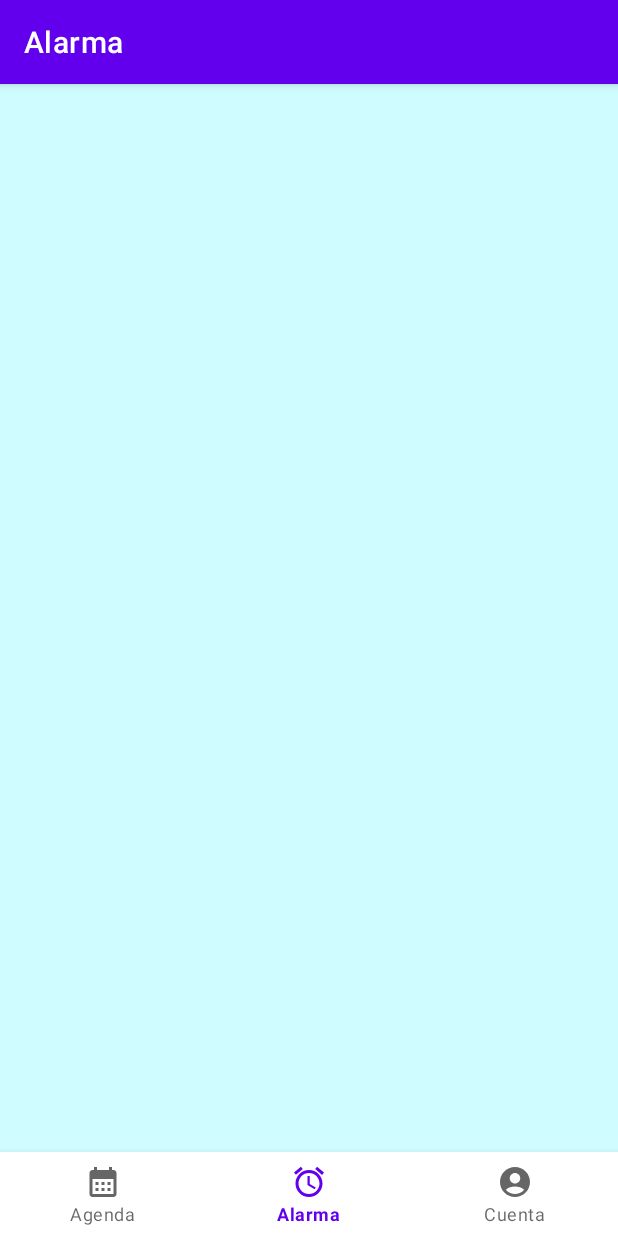
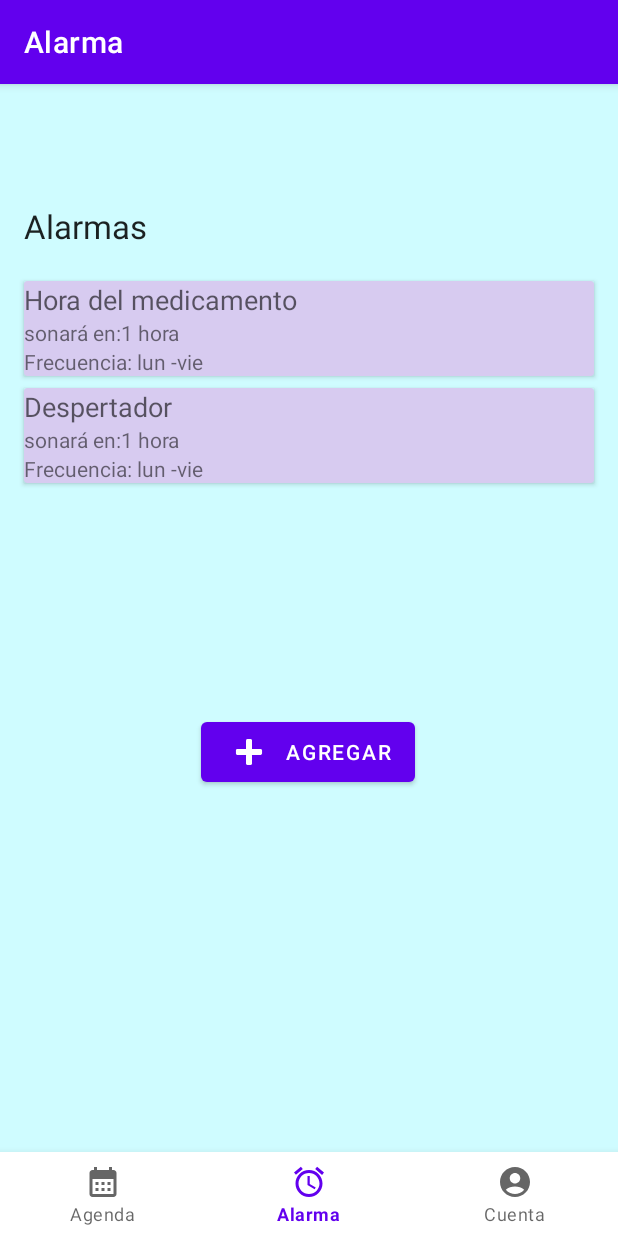
Before and after one commit to vegamann/alarma-movil, an Android app: the DashboardFragment screen opened through its navigation route, on a phone screen of 412 x 824 dp. Run offline under Robolectric (Android 15) with nearby library versions, the phone set to English and light mode, and no system bars; our stand-ins replace navigation-ui.

Commit message:
crear alarma terminada

```diff
--- a/app/src/main/res/layout/activity_main.xml
+++ b/app/src/main/res/layout/activity_main.xml
@@ -10,28 +10,28 @@
 
     <EditText
         android:id="@+id/editTextTextPassword"
-        android:layout_width="222dp"
-        android:layout_height="37dp"
+        android:layout_width="220dp"
+        android:layout_height="24dp"
         android:background="@color/white"
         android:ems="10"
         android:hint="contraseña"
         android:inputType="textPassword"
         app:layout_constraintBottom_toBottomOf="parent"
         app:layout_constraintEnd_toEndOf="parent"
-        app:layout_constraintHorizontal_bias="0.497"
+        app:layout_constraintHorizontal_bias="0.554"
         app:layout_constraintStart_toStartOf="parent"
         app:layout_constraintTop_toTopOf="parent"
-        app:layout_constraintVertical_bias="0.553" />
+        app:layout_constraintVertical_bias="0.527" />
 
     <TextView
         android:id="@+id/textView"
         android:layout_width="wrap_content"
         android:layout_height="wrap_content"
-        android:layout_marginBottom="16dp"
+        android:layout_marginBottom="24dp"
         android:text="nombre de usuario o correo"
         app:layout_constraintBottom_toTopOf="@+id/editTextTextPassword"
         app:layout_constraintEnd_toEndOf="parent"
-        app:layout_constraintHorizontal_bias="0.407"
+        app:layout_constraintHorizontal_bias="0.445"
         app:layout_constraintStart_toStartOf="parent"
         app:layout_constraintTop_toTopOf="parent"
         app:layout_constraintVertical_bias="1.0" />
@@ -44,10 +44,10 @@
         android:text="digite su contraseña "
         app:layout_constraintBottom_toBottomOf="parent"
         app:layout_constraintEnd_toEndOf="parent"
-        app:layout_constraintHorizontal_bias="0.345"
+        app:layout_constraintHorizontal_bias="0.377"
         app:layout_constraintStart_toStartOf="parent"
         app:layout_constraintTop_toBottomOf="@+id/editTextTextPassword"
-        app:layout_constraintVertical_bias="0.01" />
+        app:layout_constraintVertical_bias="0.0" />
 
     <Button
         android:id="@+id/ingresar"
@@ -94,18 +94,18 @@
 
     <EditText
         android:id="@+id/editTextTextEmailAddress"
-        android:layout_width="209dp"
-        android:layout_height="35dp"
+        android:layout_width="wrap_content"
+        android:layout_height="wrap_content"
         android:background="@color/white"
         android:ems="10"
         android:hint="Usuario"
         android:inputType="textEmailAddress"
         app:layout_constraintBottom_toBottomOf="parent"
         app:layout_constraintEnd_toEndOf="parent"
-        app:layout_constraintHorizontal_bias="0.48"
+        app:layout_constraintHorizontal_bias="0.527"
         app:layout_constraintStart_toStartOf="parent"
         app:layout_constraintTop_toTopOf="parent"
-        app:layout_constraintVertical_bias="0.432" />
+        app:layout_constraintVertical_bias="0.439" />
 
     <ImageView
         android:id="@+id/imageView"
--- a/app/src/main/res/layout/activity_main2.xml
+++ b/app/src/main/res/layout/activity_main2.xml
@@ -26,9 +26,11 @@
         android:layout_height="match_parent"
         app:defaultNavHost="true"
         app:layout_constraintBottom_toTopOf="@id/nav_view"
+        app:layout_constraintHorizontal_bias="0.0"
         app:layout_constraintLeft_toLeftOf="parent"
         app:layout_constraintRight_toRightOf="parent"
         app:layout_constraintTop_toTopOf="parent"
+        app:layout_constraintVertical_bias="1.0"
         app:navGraph="@navigation/mobile_navigation" />
 
 </androidx.constraintlayout.widget.ConstraintLayout>
--- a/app/src/main/res/layout/fragment_dashboard.xml
+++ b/app/src/main/res/layout/fragment_dashboard.xml
@@ -4,4 +4,117 @@
     xmlns:tools="http://schemas.android.com/tools"
     android:layout_width="match_parent"
     android:layout_height="match_parent"
-    tools:context=".ui.dashboard.DashboardFragment"/>
+    tools:context=".ui.dashboard.DashboardFragment">
+
+    <TextView
+        android:id="@+id/textView8"
+        android:layout_width="118dp"
+        android:layout_height="27dp"
+        android:layout_marginStart="16dp"
+        android:text="Alarmas "
+        android:textAppearance="@style/TextAppearance.AppCompat.Large"
+        app:layout_constraintBottom_toBottomOf="parent"
+        app:layout_constraintEnd_toEndOf="parent"
+        app:layout_constraintHorizontal_bias="0.0"
+        app:layout_constraintStart_toStartOf="parent"
+        app:layout_constraintTop_toTopOf="parent"
+        app:layout_constraintVertical_bias="0.035" />
+
+    <androidx.cardview.widget.CardView
+        android:id="@+id/cardView2"
+        android:layout_width="0dp"
+        android:layout_height="wrap_content"
+        android:layout_marginStart="16dp"
+        android:layout_marginEnd="16dp"
+        app:cardBackgroundColor="#D7CBF0"
+        app:layout_constraintBottom_toBottomOf="parent"
+        app:layout_constraintEnd_toEndOf="parent"
+        app:layout_constraintHorizontal_bias="0.5"
+        app:layout_constraintStart_toStartOf="parent"
+        app:layout_constraintTop_toBottomOf="@+id/textView8"
+        app:layout_constraintVertical_bias="0.04000002">
+
+        <LinearLayout
+            android:layout_width="match_parent"
+            android:layout_height="match_parent"
+            android:orientation="vertical">
+
+            <TextView
+                android:id="@+id/textView9"
+                android:layout_width="wrap_content"
+                android:layout_height="wrap_content"
+                android:text="Hora del medicamento "
+                android:textAppearance="@style/TextAppearance.AppCompat.Medium" />
+
+            <TextView
+                android:id="@+id/textView14"
+                android:layout_width="match_parent"
+                android:layout_height="wrap_content"
+                android:text="sonará en:1 hora "
+                android:textAppearance="@style/TextAppearance.AppCompat.Small" />
+
+            <TextView
+                android:id="@+id/textView15"
+                android:layout_width="match_parent"
+                android:layout_height="match_parent"
+                android:text="Frecuencia: lun -vie"
+                android:textAppearance="@style/TextAppearance.AppCompat.Small" />
+        </LinearLayout>
+    </androidx.cardview.widget.CardView>
+
+    <androidx.cardview.widget.CardView
+        android:id="@+id/cardView3"
+        android:layout_width="0dp"
+        android:layout_height="wrap_content"
+        android:layout_marginStart="16dp"
+        android:layout_marginTop="8dp"
+        android:layout_marginEnd="16dp"
+        app:cardBackgroundColor="#D7CBF0"
+        app:layout_constraintBottom_toBottomOf="parent"
+        app:layout_constraintEnd_toEndOf="parent"
+        app:layout_constraintHorizontal_bias="0.432"
+        app:layout_constraintStart_toStartOf="parent"
+        app:layout_constraintTop_toBottomOf="@+id/cardView2"
+        app:layout_constraintVertical_bias="0.0">
+
+        <LinearLayout
+            android:layout_width="match_parent"
+            android:layout_height="match_parent"
+            android:orientation="vertical">
+
+            <TextView
+                android:id="@+id/textView21"
+                android:layout_width="match_parent"
+                android:layout_height="wrap_content"
+                android:text="Despertador"
+                android:textAppearance="@style/TextAppearance.AppCompat.Medium" />
+
+            <TextView
+                android:id="@+id/textView22"
+                android:layout_width="match_parent"
+                android:layout_height="wrap_content"
+                android:text="sonará en:1 hora " />
+
+            <TextView
+                android:id="@+id/textView23"
+                android:layout_width="match_parent"
+                android:layout_height="wrap_content"
+                android:text="Frecuencia: lun -vie" />
+        </LinearLayout>
+
+    </androidx.cardview.widget.CardView>
+
+    <Button
+        android:id="@+id/button2"
+        android:layout_width="wrap_content"
+        android:layout_height="wrap_content"
+        android:layout_marginTop="52dp"
+        android:text="Agregar"
+        app:icon="@android:drawable/ic_input_add"
+        app:layout_constraintBottom_toBottomOf="parent"
+        app:layout_constraintEnd_toEndOf="parent"
+        app:layout_constraintHorizontal_bias="0.498"
+        app:layout_constraintStart_toStartOf="parent"
+        app:layout_constraintTop_toBottomOf="@+id/cardView3"
+        app:layout_constraintVertical_bias="0.255" />
+</androidx.constraintlayout.widget.ConstraintLayout>
--- a/app/src/main/res/layout/fragment_notifications.xml
+++ b/app/src/main/res/layout/fragment_notifications.xml
@@ -18,6 +18,7 @@
         android:ems="10"
         android:hint="Jose Manuel "
         android:inputType="textPersonName"
+        android:textAlignment="textStart"
         app:layout_constraintBottom_toBottomOf="parent"
         app:layout_constraintEnd_toEndOf="parent"
         app:layout_constraintHorizontal_bias="0.0"
@@ -37,6 +38,7 @@
         android:ems="10"
         android:hint="Vega Alarcon"
         android:inputType="textPersonName"
+        android:textAlignment="textStart"
         app:layout_constraintBottom_toTopOf="@+id/editTextTextPersonName3"
         app:layout_constraintEnd_toEndOf="parent"
         app:layout_constraintHorizontal_bias="0.0"
@@ -55,6 +57,7 @@
         android:ems="10"
         android:hint="ux.pruebas@hotmail.com"
         android:inputType="textPersonName"
+        android:textAlignment="textStart"
         app:layout_constraintBottom_toBottomOf="parent"
         app:layout_constraintEnd_toEndOf="parent"
         app:layout_constraintHorizontal_bias="0.0"
```
